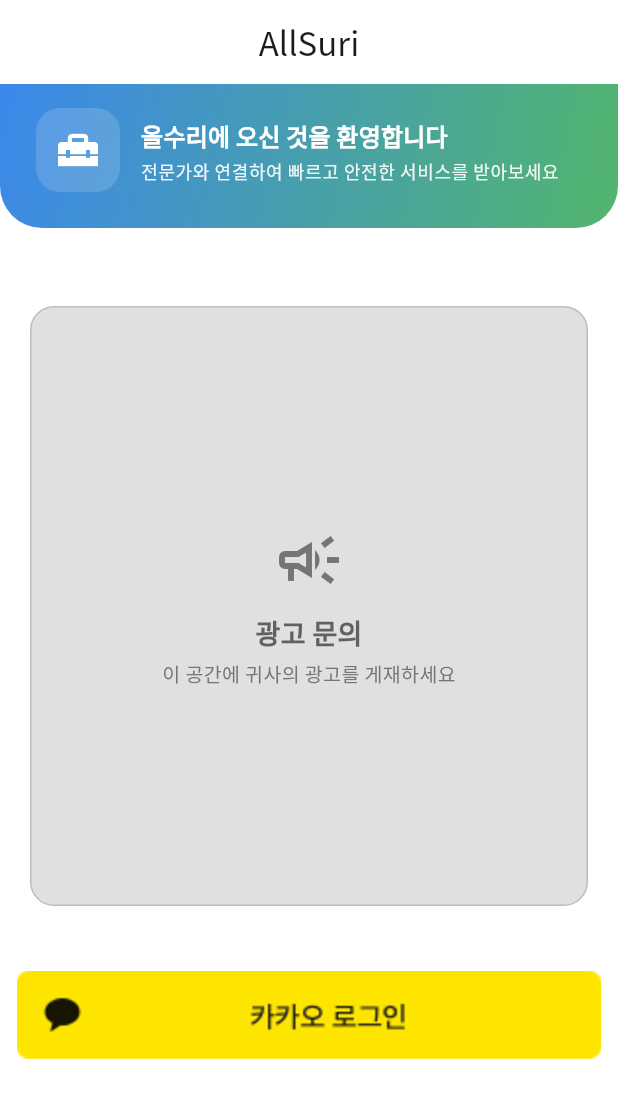
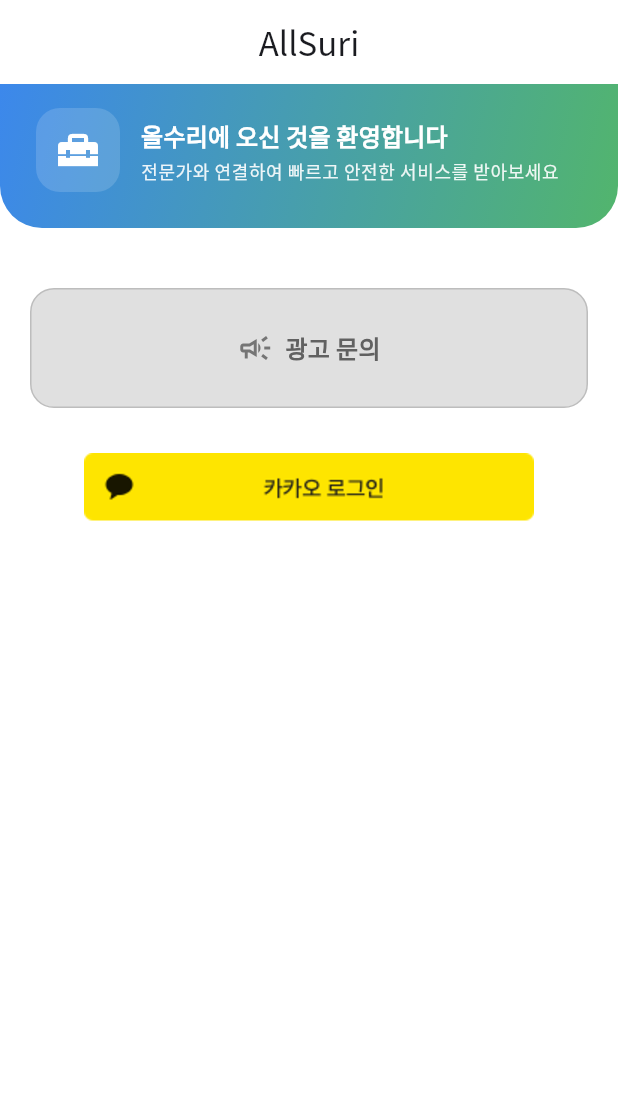
Before and after one commit to onondeveloper/allsuriapp, a Flutter app: the screen it shows after launch, on a phone screen of 412 x 824 dp. Shown: the top 1098 px of the screen. Run offline on Flutter 3.47's test engine with Material 3 defaults, Android fonts, the phone set to English and light mode, and no system bars; drawn by our look-alikes of dynamic_color; our stand-ins replace firebase_core, firebase_messaging, flutter_local_notifications, go_router, google_fonts, image_picker and 5 more; missing offline and left inert: app_settings, kakao_flutter_sdk_share, kakao_flutter_sdk_user; accounts and stored records are empty; project files that could hold a hidden picture were left out.

Commit message:
Update home screen: remove large ad banner, resize to category button size, restore original Kakao login button size

```diff
--- a/lib/screens/home/home_screen.dart
+++ b/lib/screens/home/home_screen.dart
@@ -273,12 +273,12 @@
 
                 // const SizedBox(height: 24),
 
-                // 광고 배너 영역
-                const SizedBox(height: 32),
+                // 광고 섹션 (카테고리 버튼 크기로 축소)
+                const SizedBox(height: 20),
                 Padding(
                   padding: const EdgeInsets.symmetric(horizontal: 20),
                   child: Container(
-                    height: 400,
+                    height: 80, // 카테고리 버튼과 비슷한 높이로 축소
                     decoration: BoxDecoration(
                       color: Colors.grey[300],
                       borderRadius: BorderRadius.circular(16),
@@ -288,29 +288,21 @@
                       ),
                     ),
                     child: Center(
-                      child: Column(
+                      child: Row(
                         mainAxisAlignment: MainAxisAlignment.center,
                         children: [
                           Icon(
                             Icons.campaign_outlined,
-                            size: 48,
+                            size: 24,
                             color: Colors.grey[600],
                           ),
-                          const SizedBox(height: 12),
+                          const SizedBox(width: 8),
                           Text(
                             '광고 문의',
                             style: TextStyle(
-                              fontSize: 18,
+                              fontSize: 16,
                               fontWeight: FontWeight.w600,
                               color: Colors.grey[700],
-                            ),
-                          ),
-                          const SizedBox(height: 4),
-                          Text(
-                            '이 공간에 귀사의 광고를 게재하세요',
-                            style: TextStyle(
-                              fontSize: 13,
-                              color: Colors.grey[600],
                             ),
                           ),
                         ],
@@ -320,7 +312,7 @@
                 ),
 
                 // 하단으로 밀어내기
-                const SizedBox(height: 50),
+                const SizedBox(height: 30),
 
                 // Kakao 공식 스타일 버튼 (노란색, 카카오톡 우선 자동 로그인)
                 Padding(
@@ -444,8 +436,6 @@
                           }
                         }
                       },
-                      child: Transform.scale(
-                        scale: 1.3, // 30% 크기 증가
                       child: ClipRRect(
                         borderRadius: BorderRadius.circular(12),
                         child: Container(
@@ -466,7 +456,6 @@
                                 ),
                               );
                             },
-                            ),
                           ),
                         ),
                       ),
```
Lines whose indentation alone changed are shown as unchanged.
